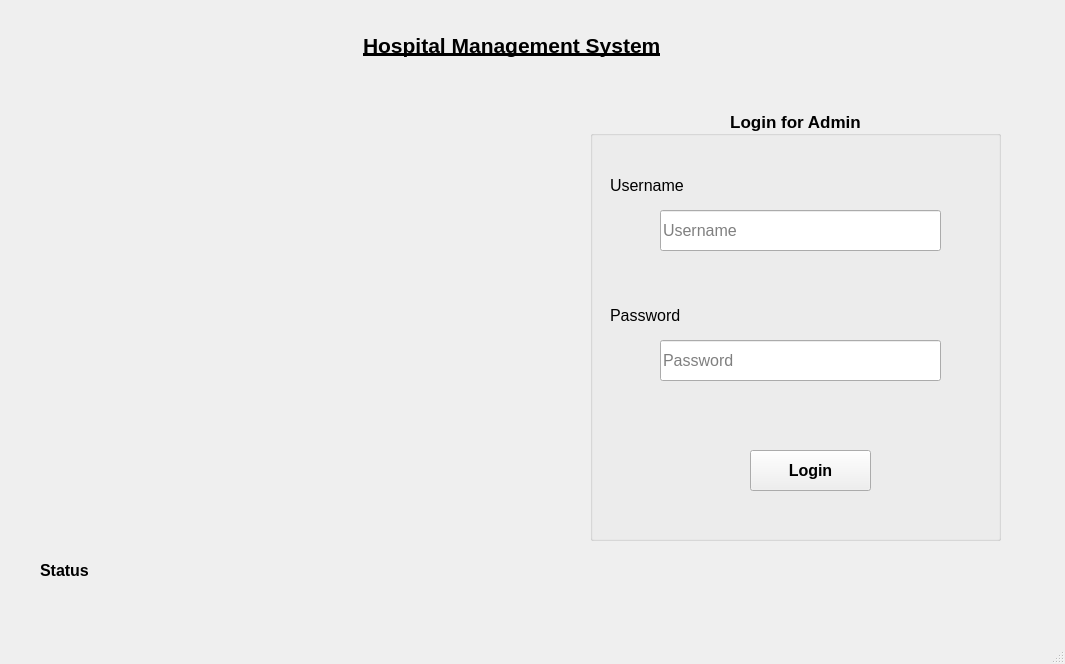
Old version of the form Sqlite_DB/login.ui in the repository AnishBharati/Qt-HMS.
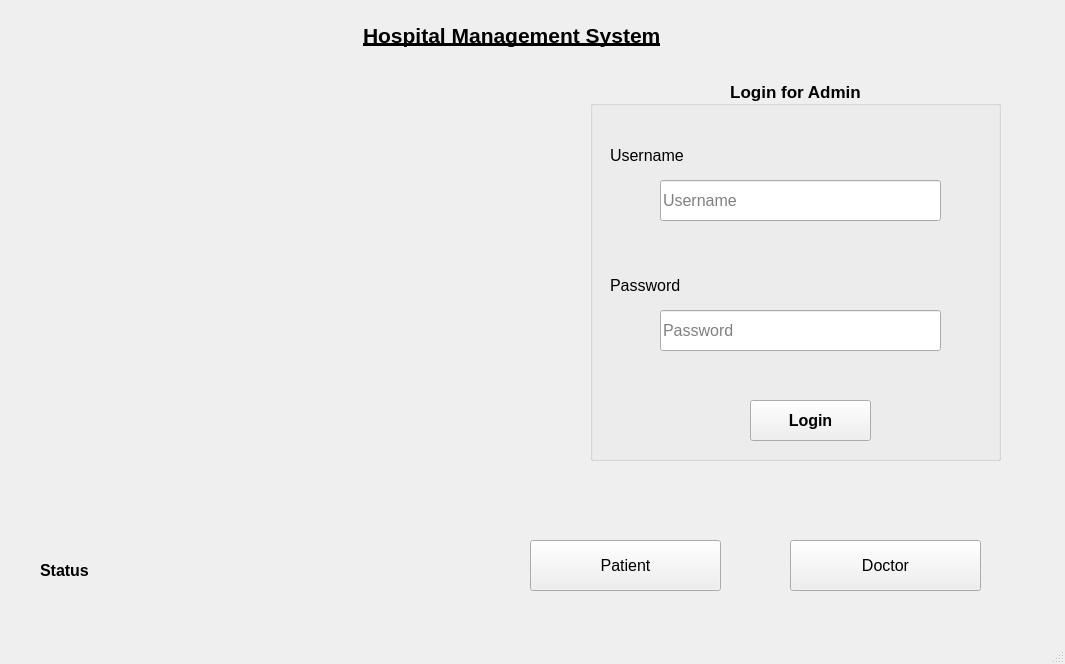
New version of the form. Icons and pictures are not drawn.

What changed in the file:
```diff
--- a/Sqlite_DB/login.ui
+++ b/Sqlite_DB/login.ui
@@ -37,9 +37,9 @@
     <property name="geometry">
      <rect>
       <x>590</x>
-      <y>110</y>
+      <y>80</y>
       <width>411</width>
-      <height>431</height>
+      <height>381</height>
      </rect>
     </property>
     <property name="font">
@@ -59,7 +59,7 @@
      <property name="geometry">
       <rect>
        <x>160</x>
-       <y>340</y>
+       <y>320</y>
        <width>121</width>
        <height>41</height>
       </rect>
@@ -169,7 +169,7 @@
     <property name="geometry">
      <rect>
       <x>363</x>
-      <y>20</y>
+      <y>10</y>
       <width>401</width>
       <height>51</height>
      </rect>
@@ -188,8 +188,8 @@
    <widget class="QLabel" name="label_pic">
     <property name="geometry">
      <rect>
-      <x>130</x>
-      <y>100</y>
+      <x>100</x>
+      <y>90</y>
       <width>501</width>
       <height>391</height>
      </rect>
@@ -202,7 +202,7 @@
     <property name="geometry">
      <rect>
       <x>600</x>
-      <y>210</y>
+      <y>180</y>
       <width>41</width>
       <height>41</height>
      </rect>
@@ -221,7 +221,7 @@
     <property name="geometry">
      <rect>
       <x>600</x>
-      <y>340</y>
+      <y>310</y>
       <width>41</width>
       <height>41</height>
      </rect>
@@ -236,6 +236,42 @@
      <bool>true</bool>
     </property>
    </widget>
+   <widget class="QPushButton" name="pushButton_2">
+    <property name="geometry">
+     <rect>
+      <x>530</x>
+      <y>540</y>
+      <width>191</width>
+      <height>51</height>
+     </rect>
+    </property>
+    <property name="font">
+     <font>
+      <pointsize>12</pointsize>
+     </font>
+    </property>
+    <property name="text">
+     <string>Patient</string>
+    </property>
+   </widget>
+   <widget class="QPushButton" name="pushButton_3">
+    <property name="geometry">
+     <rect>
+      <x>790</x>
+      <y>540</y>
+      <width>191</width>
+      <height>51</height>
+     </rect>
+    </property>
+    <property name="font">
+     <font>
+      <pointsize>12</pointsize>
+     </font>
+    </property>
+    <property name="text">
+     <string>Doctor</string>
+    </property>
+   </widget>
   </widget>
   <widget class="QMenuBar" name="menubar">
    <property name="geometry">
```
